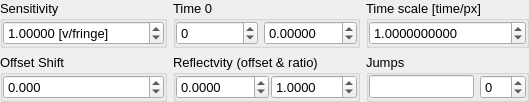
Above: UIs/nVISAR3.ui from NeutrinoToolkit/Neutrino before the change. Below: the same form after it.
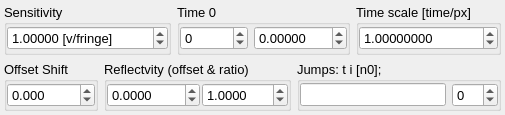
That is the form after the change.

```diff
--- a/UIs/nVISAR3.ui
+++ b/UIs/nVISAR3.ui
@@ -6,8 +6,8 @@
    <rect>
     <x>0</x>
     <y>0</y>
-    <width>529</width>
-    <height>97</height>
+    <width>487</width>
+    <height>115</height>
    </rect>
   </property>
   <property name="font">
@@ -18,11 +18,17 @@
   <property name="windowTitle">
    <string>Form</string>
   </property>
-  <layout class="QGridLayout" name="gridLayout_5" columnstretch="0,1,2">
+  <layout class="QVBoxLayout" name="verticalLayout">
+   <property name="margin">
+    <number>4</number>
+   </property>
+   <item>
+    <widget class="QWidget" name="widget_2" native="true">
+     <layout class="QHBoxLayout" name="horizontalLayout_2">
    <property name="margin">
     <number>0</number>
    </property>
-   <item row="0" column="0">
+      <item>
     <widget class="QGroupBox" name="groupBox_5">
      <property name="title">
       <string>Sensitivity</string>
@@ -64,7 +70,67 @@
      </layout>
     </widget>
    </item>
+      <item>
+       <widget class="QGroupBox" name="groupBox">
+        <property name="title">
+         <string>Time 0</string>
+        </property>
+        <layout class="QGridLayout" name="gridLayout_3">
+         <property name="margin">
+          <number>0</number>
+         </property>
+         <item row="0" column="0">
+          <widget class="QSpinBox" name="physOrigin">
+           <property name="font">
+            <font>
+             <pointsize>10</pointsize>
+            </font>
+           </property>
+           <property name="minimum">
+            <number>-99999</number>
+           </property>
+           <property name="maximum">
+            <number>99999</number>
+           </property>
+           <property name="neutrinoSave" stdset="0">
+            <bool>true</bool>
+           </property>
+          </widget>
+         </item>
    <item row="0" column="2">
+          <widget class="QDoubleSpinBox" name="offsetTime">
+           <property name="font">
+            <font>
+             <pointsize>10</pointsize>
+            </font>
+           </property>
+           <property name="suffix">
+            <string/>
+           </property>
+           <property name="decimals">
+            <number>5</number>
+           </property>
+           <property name="minimum">
+            <double>-999.000000000000000</double>
+           </property>
+           <property name="maximum">
+            <double>999.000000000000000</double>
+           </property>
+           <property name="singleStep">
+            <double>0.100000000000000</double>
+           </property>
+           <property name="value">
+            <double>0.000000000000000</double>
+           </property>
+           <property name="neutrinoSave" stdset="0">
+            <bool>true</bool>
+           </property>
+          </widget>
+         </item>
+        </layout>
+       </widget>
+      </item>
+      <item>
     <widget class="QGroupBox" name="groupBox_4">
      <property name="title">
       <string>Time scale [time/px]</string>
@@ -84,7 +150,7 @@
          <string/>
         </property>
         <property name="decimals">
-         <number>10</number>
+            <number>8</number>
         </property>
         <property name="minimum">
          <double>-9999999.990000000223517</double>
@@ -106,7 +172,16 @@
      </layout>
     </widget>
    </item>
-   <item row="1" column="0">
+     </layout>
+    </widget>
+   </item>
+   <item>
+    <widget class="QWidget" name="widget" native="true">
+     <layout class="QHBoxLayout" name="horizontalLayout" stretch="0,0,1">
+      <property name="margin">
+       <number>0</number>
+      </property>
+      <item>
     <widget class="QGroupBox" name="offset">
      <property name="font">
       <font>
@@ -150,7 +225,7 @@
      </layout>
     </widget>
    </item>
-   <item row="1" column="1">
+      <item>
     <widget class="QGroupBox" name="groupBox_2">
      <property name="font">
       <font>
@@ -233,7 +308,7 @@
      </layout>
     </widget>
    </item>
-   <item row="1" column="2">
+      <item>
     <widget class="QGroupBox" name="groupBox_3">
      <property name="font">
       <font>
@@ -241,7 +316,7 @@
       </font>
      </property>
      <property name="title">
-      <string>Jumps</string>
+         <string>Jumps: t i [n0]; </string>
      </property>
      <layout class="QGridLayout" name="gridLayout" columnstretch="1,0">
       <property name="margin">
@@ -282,63 +357,6 @@
        </widget>
       </item>
      </layout>
-    </widget>
-   </item>
-   <item row="0" column="1">
-    <widget class="QGroupBox" name="groupBox">
-     <property name="title">
-      <string>Time 0</string>
-     </property>
-     <layout class="QGridLayout" name="gridLayout_3">
-      <property name="margin">
-       <number>0</number>
-      </property>
-      <item row="0" column="0">
-       <widget class="QSpinBox" name="physOrigin">
-        <property name="font">
-         <font>
-          <pointsize>10</pointsize>
-         </font>
-        </property>
-        <property name="minimum">
-         <number>-99999</number>
-        </property>
-        <property name="maximum">
-         <number>99999</number>
-        </property>
-        <property name="neutrinoSave" stdset="0">
-         <bool>true</bool>
-        </property>
-       </widget>
-      </item>
-      <item row="0" column="2">
-       <widget class="QDoubleSpinBox" name="offsetTime">
-        <property name="font">
-         <font>
-          <pointsize>10</pointsize>
-         </font>
-        </property>
-        <property name="suffix">
-         <string/>
-        </property>
-        <property name="decimals">
-         <number>5</number>
-        </property>
-        <property name="minimum">
-         <double>-999.000000000000000</double>
-        </property>
-        <property name="maximum">
-         <double>999.000000000000000</double>
-        </property>
-        <property name="singleStep">
-         <double>0.100000000000000</double>
-        </property>
-        <property name="value">
-         <double>0.000000000000000</double>
-        </property>
-        <property name="neutrinoSave" stdset="0">
-         <bool>true</bool>
-        </property>
        </widget>
       </item>
      </layout>
```
Left out of the diff: 2 changed lines with no effect on the pictures. Lines whose indentation alone changed are shown as unchanged.
